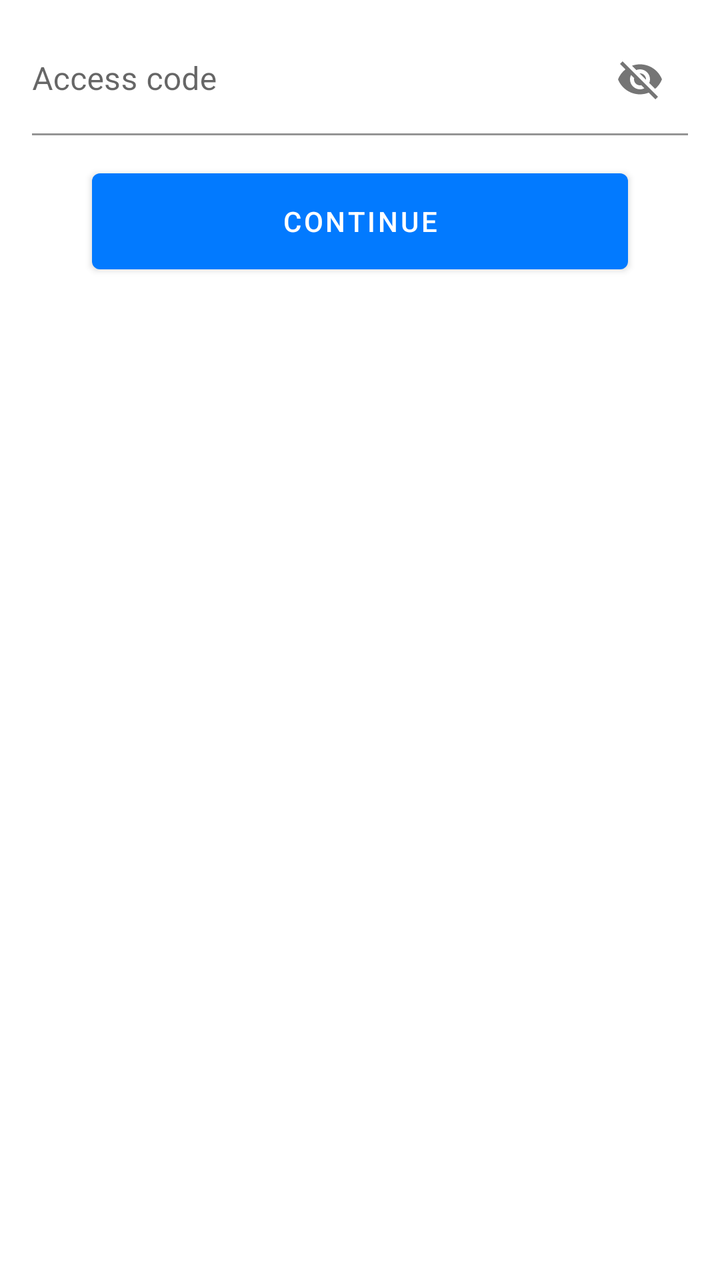
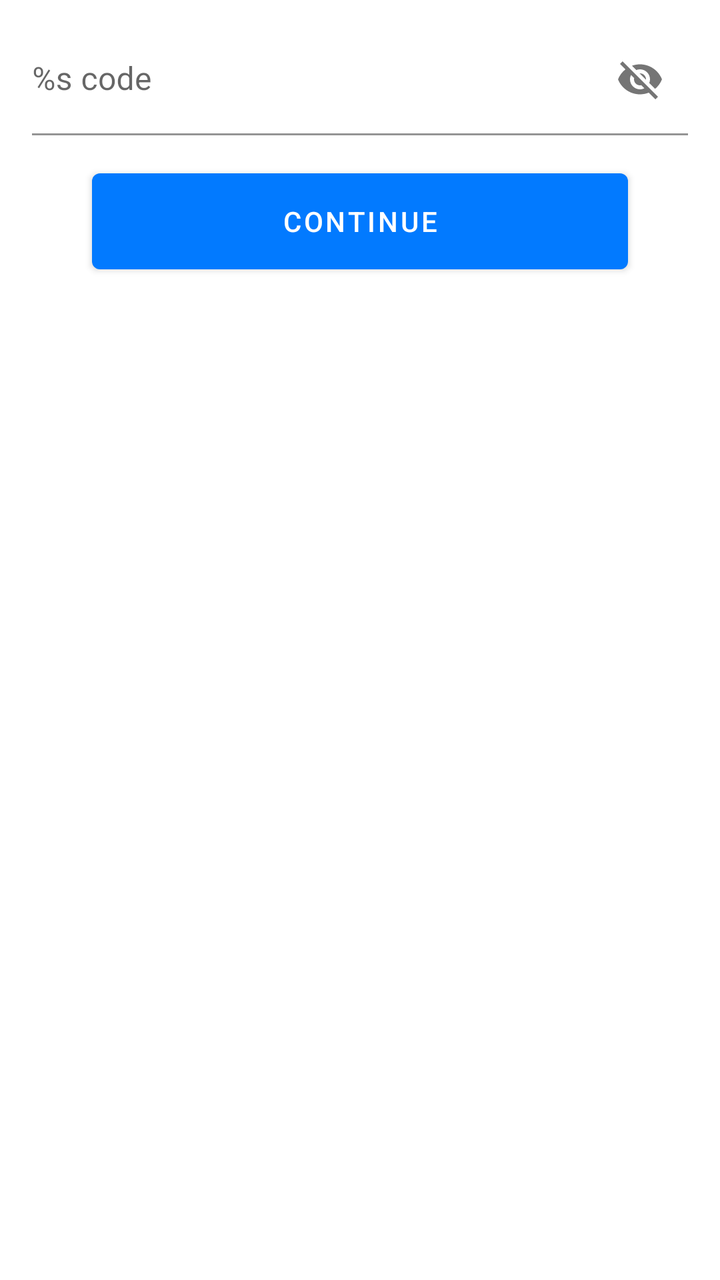

The first picture is an Android layout as it rendered before a commit; the second is the same layout after the commit. The layout source and the unified diff follow.
<!-- AndroidManifest.xml: another module's application theme AppTheme -->
<!-- res/layout/pin_code_enter_layout.xml -->
<?xml version="1.0" encoding="utf-8"?>
<androidx.constraintlayout.widget.ConstraintLayout xmlns:android="http://schemas.android.com/apk/res/android"
    xmlns:app="http://schemas.android.com/apk/res-auto"
    android:id="@+id/csPinCode"
    android:layout_width="match_parent"
    android:layout_height="@dimen/bottom_sheet_top_container_height"
    android:focusable="true"
    android:focusableInTouchMode="true">

    <FrameLayout
        android:id="@+id/flLayout"
        android:layout_width="0dp"
        android:layout_height="wrap_content"
        android:layout_marginTop="12dp"
        android:paddingStart="16dp"
        android:paddingEnd="16dp"
        app:layout_constraintEnd_toEndOf="parent"
        app:layout_constraintStart_toStartOf="parent"
        app:layout_constraintTop_toTopOf="parent">

        <com.google.android.material.textfield.TextInputLayout
            android:id="@+id/tilPinCode"
            android:layout_width="match_parent"
            android:layout_height="wrap_content"
            android:hint="@string/pin_enter_access_code"
            app:boxBackgroundColor="@android:color/transparent"
            app:passwordToggleEnabled="true">

            <com.google.android.material.textfield.TextInputEditText
                android:id="@+id/etPinCode"
                android:layout_width="match_parent"
                android:layout_height="match_parent"
                android:paddingStart="0dp"
                android:paddingEnd="0dp" />

        </com.google.android.material.textfield.TextInputLayout>

    </FrameLayout>

    <Button
        android:id="@+id/btnSaveCode"
        android:layout_width="0dp"
        android:layout_height="wrap_content"
        android:layout_marginStart="46dp"
        android:layout_marginTop="19dp"
        android:layout_marginEnd="46dp"
        android:insetTop="0dp"
        android:insetBottom="0dp"
        android:text="@string/pin_enter_access_code_continue"
        app:layout_constraintEnd_toEndOf="parent"
        app:layout_constraintStart_toStartOf="parent"
        app:layout_constraintTop_toBottomOf="@+id/flLayout" />

</androidx.constraintlayout.widget.ConstraintLayout>
<!-- resources referenced by this layout -->
<resources>
  <dimen name="bottom_sheet_top_container_height">220dp</dimen>
  <string name="pin_enter_access_code">Access code</string>
  <string name="pin_enter_access_code_continue">Continue</string>
  <style name="AppTheme" parent="Theme.MaterialComponents.Light.NoActionBar">
          
          <item name="colorPrimary">@color/colorPrimary</item>
          <item name="colorPrimaryDark">@color/colorPrimaryDark</item>
          <item name="colorAccent">@color/colorAccent</item>
          <item name="android:windowBackground">@android:color/background_light</item>
      </style>
  <color name="colorPrimary">#027aff</color>
  <color name="colorPrimaryDark">#027AFF</color>
  <color name="colorAccent">#027AFF</color>
</resources>

<!-- the commit's change to res/layout/pin_code_enter_layout.xml (unified diff, before → after) -->
@@ -22,8 +22,9 @@
             android:id="@+id/tilPinCode"
             android:layout_width="match_parent"
             android:layout_height="wrap_content"
-            android:hint="@string/pin_enter_access_code"
+            android:hint="@string/pin_enter_code"
             app:boxBackgroundColor="@android:color/transparent"
+            app:errorIconDrawable="@null"
             app:passwordToggleEnabled="true">
 
             <com.google.android.material.textfield.TextInputEditText
@@ -38,7 +39,7 @@
     </FrameLayout>
 
     <Button
-        android:id="@+id/btnSaveCode"
+        android:id="@+id/btnContinue"
         android:layout_width="0dp"
         android:layout_height="wrap_content"
         android:layout_marginStart="46dp"
@@ -46,7 +47,7 @@
         android:layout_marginEnd="46dp"
         android:insetTop="0dp"
         android:insetBottom="0dp"
-        android:text="@string/pin_enter_access_code_continue"
+        android:text="@string/pin_enter_code_continue"
         app:layout_constraintEnd_toEndOf="parent"
         app:layout_constraintStart_toStartOf="parent"
         app:layout_constraintTop_toBottomOf="@+id/flLayout" />
<!-- resource entries referenced after the edit -->
@@ -1,8 +1,8 @@
 <!-- resources referenced by this layout -->
 <resources>
   <dimen name="bottom_sheet_top_container_height">220dp</dimen>
-  <string name="pin_enter_access_code">Access code</string>
-  <string name="pin_enter_access_code_continue">Continue</string>
+  <string name="pin_enter_code">%s code</string>
+  <string name="pin_enter_code_continue">Continue</string>
   <style name="AppTheme" parent="Theme.MaterialComponents.Light.NoActionBar">
           
           <item name="colorPrimary">@color/colorPrimary</item>
